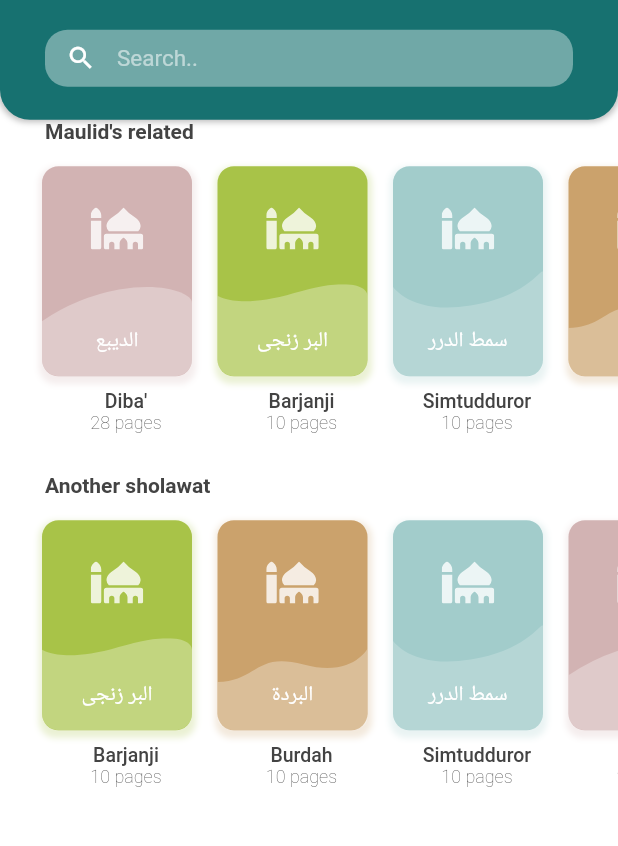
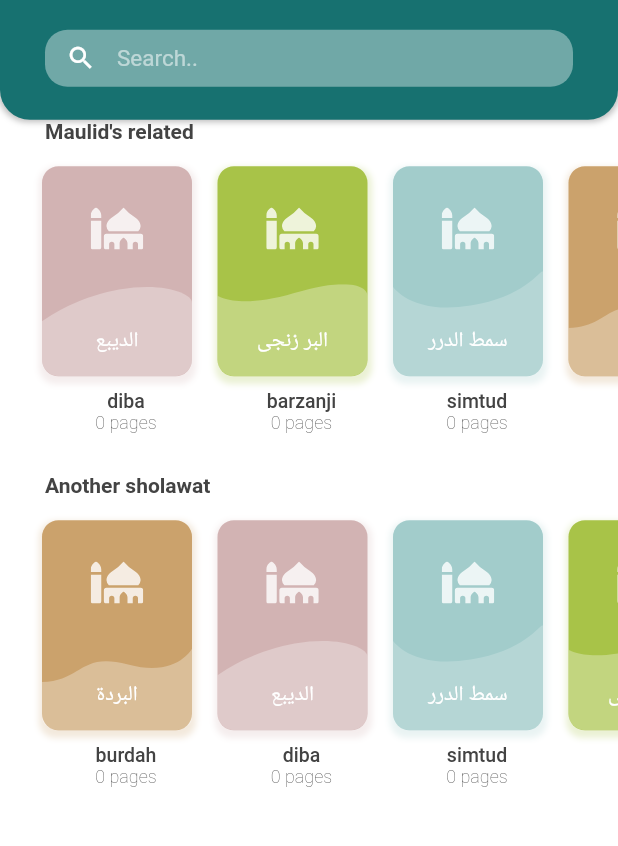
Before and after one commit to maztohir/millad, a Flutter app: the screen it shows after launch, on a phone screen of 412 x 824 dp, the part 115-961 px from its top. Run offline on Flutter 3.47's test engine with Material 2 defaults, Android fonts, the phone set to English and light mode, and no system bars; our stand-ins replace flutter_html, flutter_svg, shared_preferences, simple_animations; Roboto replaces fonts that are missing (Source Sans Pro).

```diff
--- /dev/null
+++ b/assets/books/barzanji/content.json
@@ -0,0 +1,42 @@
+[
+  {
+    "title": "أَبْتَدِئُ اْلإِمْلاَءَ",
+    "content_uri": "assets/books/barzanji/web1.html"
+  },
+  {
+    "title": "وَ بَعْدُ فَأَقُوْل",
+    "content_uri": "assets/books/barzanji/web2.html"
+  },
+  {
+    "title": "وَلَمَّا أَرَادَ اللهُ تَعَالَي",
+    "content_uri": "assets/books/barzanji/web3.html"
+  },
+  {
+    "title": "وَلَمَّا تَمَّ مِنْ حَمْلِهِ",
+    "content_uri": "assets/books/barzanji/web4.html"
+  },
+  {
+    "title": "وَبَرَزَ وَاضِعًا يَدَيْهِ",
+    "content_uri": "assets/books/barzanji/web5.html"
+  },
+  {
+    "title": "وَظَهَرَ عِنْدَ وِلَادَتِهِ",
+    "content_uri": "assets/books/barzanji/web6.html"
+  },
+  {
+    "title": "وَأَرْضَعَتْهُ أُمُّهُ أَيَّاماً",
+    "content_uri": "assets/books/barzanji/web7.html"
+  },
+  {
+    "title": "وَكَانَ يَشُبُّ",
+    "content_uri": "assets/books/barzanji/web8.html"
+  },
+  {
+    "title": "وَلمَّا بَلَغَ أَرْبَعَ سِنِيْنَ",
+    "content_uri": "assets/books/barzanji/web9.html"
+  },
+  {
+    "title": "وَلَمَّا بَلَغَ خَمْساً وَعِشْرِيْنَ",
+    "content_uri": "assets/books/barzanji/web10.html"
+  }
+]
--- /dev/null
+++ b/assets/books/simtud/content.json
@@ -0,0 +1,42 @@
+[
+  {
+    "title": "يا رَبِّ صَـلِّ عَلَى مُحَمَّد أَشْرَف بَدْرٍ فِي الْكَوْنِ اَشْرَقْ",
+    "content_uri": "assets/books/simtud/web1.html"
+  },
+  {
+    "title": "اَلْحَمْدُ لِلّهِ الْقَوِيِّ سُلْطَانُهْ",
+    "content_uri": "assets/books/simtud/web2.html"
+  },
+  {
+    "title": "تَجَلَّى الْحَقُّ فِي عَالَمِ قُدْسِهِ الْوَاسِعْ",
+    "content_uri": "assets/books/simtud/web3.html"
+  },
+  {
+    "title": "وَاَشْهَدُ اَنْ لا اِلهَ اِلا اللّهُ وَحْدَه لا شَرِيْكَ لَه شَهَادَةً يُعْرِبُ بِهَا اللِّسَانْ",
+    "content_uri": "assets/books/simtud/web4.html"
+  },
+  {
+    "title": "اَمَّا بَعْدُ فَلَمَّا تَعَلَّقَت إِرَادَةُ اللّهِ فِيْ الْعِلْم الْقَدِيمْ",
+    "content_uri": "assets/books/simtud/web5.html"
+  },
+  {
+    "title": "وَقَدْ آنَ لِلْقَلَمِ اَنْ يَخُطَّ مَا حَرَّكَتْهُ فِيْهِ الْأَنَامِلْ",
+    "content_uri": "assets/books/simtud/web6.html"
+  },
+  {
+    "title": "وَمُنْذُ عَلِقَتْ بِه هذِهِ الدُّرَّةُ الْمَكْنُوْنَةْ",
+    "content_uri": "assets/books/simtud/web7.html"
+  },
+  {
+    "title": "فَحِيْنَ قَرُبَ اَوَانُ وَضْعُ هذَا الْحَبِيبْ",
+    "content_uri": "assets/books/simtud/web8.html"
+  },
+  {
+    "title": "أَشْرَقَ الْكَوْنُ ابْتِهَاجًـا",
+    "content_uri": "assets/books/simtud/web9.html"
+  },
+  {
+    "title": "Accordion Title",
+    "content_uri": "assets/books/simtud/web10.html"
+  }
+]
--- a/lib/model/book.dart
+++ b/lib/model/book.dart
@@ -1,4 +1,7 @@
+import 'dart:convert';
+
 import 'package:flutter/material.dart';
+import 'package:flutter/services.dart';
 
 import 'content.dart';
 import '../storage/palette.dart';
@@ -8,12 +11,13 @@ class BookModel {
   String description;
   int id;
   String arabTitle;
+  String contentUri;
   int lastIndex;
 
   List<ContentModel> contents;
 
-  BookModel(this.id, this.title, this.description,
-      {this.arabTitle, this.contents});
+  BookModel(this.id, this.title,
+      {this.description, this.arabTitle, this.contents, this.contentUri});
 
   factory BookModel.fromJson(Map<String, dynamic> json) {
     var list = json['contents'] as List;
@@ -23,14 +27,23 @@ class BookModel {
     return BookModel(
       json['id'],
       json['title'],
-      json['description'],
+      description: json['description'],
       arabTitle: json['arab_title'],
       contents: contentList,
     );
   }
 
+  Future<void> loadContent() async {
+    String contentStr = await rootBundle.loadString(this.contentUri);
+    List<dynamic> contentList = jsonDecode(contentStr) as List;
+    List<ContentModel> contents =
+        contentList.map((i) => ContentModel.fromJson(i)).toList();
+    this.contents = contents;
+  }
+
   int get totalPage {
-    return this.contents.length ?? 0;
+    if (this.contents != null) return this.contents.length;
+    return 0;
   }
 
   getColor() {
--- a/lib/page/home.dart
+++ b/lib/page/home.dart
@@ -15,22 +15,22 @@ import '../component/EmptySpace.dart';
 import '../component/particles.dart';
 
 class Home extends StatefulWidget {
-  final List<BookModel> books = []; //BookStorage().books();
-  final List<BookModel> shuffleBooks = []; //BookStorage().books()..shuffle();
+  final List<BookModel> maulidBooks = BookStorage().maulidBoooks;
+  final List<BookModel> otherBooks = BookStorage().otherBooks;
 
   final RecentPageStorage recentPageStorage = RecentPageStorage();
 
   @override
   HomeState createState() {
-    return HomeState(books, shuffleBooks);
+    return HomeState(maulidBooks, otherBooks);
   }
 }
 
 class HomeState extends State<Home> with SingleTickerProviderStateMixin {
-  List<BookModel> books = [];
-  List<BookModel> shuffleBooks = [];
+  List<BookModel> maulidBooks = [];
+  List<BookModel> otherBooks = [];
 
-  HomeState(this.books, this.shuffleBooks);
+  HomeState(this.maulidBooks, this.otherBooks);
 
   @override
   void initState() {
@@ -39,11 +39,14 @@ class HomeState extends State<Home> with SingleTickerProviderStateMixin {
   }
 
   Future<void> loadBook() async {
-    List<BookModel> books = await BookStorage().books();
-    widget.books.addAll(books);
-    widget.shuffleBooks.addAll(books..shuffle());
-    print(books[0].arabTitle);
-    setState(() {});
+    widget.maulidBooks.forEach((element) {
+      element.loadContent();
+    });
+    widget.otherBooks.forEach((element) {
+      element.loadContent();
+    });
+    this.maulidBooks = widget.maulidBooks;
+    this.otherBooks = widget.otherBooks;
   }
 
   @override
@@ -124,8 +127,8 @@ class HomeState extends State<Home> with SingleTickerProviderStateMixin {
   }
 
   _updateBookScreen(String value) {
-    books = _filter(widget.books, value);
-    shuffleBooks = _filter(widget.shuffleBooks, value);
+    this.maulidBooks = _filter(widget.maulidBooks, value);
+    this.otherBooks = _filter(widget.otherBooks, value);
     setState(() {});
   }
 
@@ -168,13 +171,13 @@ class HomeState extends State<Home> with SingleTickerProviderStateMixin {
   Widget _recentBookBuilder(BuildContext context) {
     print('I called again');
     return FutureBuilder(
-        future: widget.recentPageStorage.getRecentPages(widget.books),
+        future: widget.recentPageStorage.getRecentPages(widget.maulidBooks),
         builder:
             (BuildContext context, AsyncSnapshot<List<BookModel>> snapshot) {
           if (snapshot.connectionState == ConnectionState.done) {
-            if (snapshot.data == null) {
-              return Container();
-            }
+            // if (snapshot.data == null) {
+            //   return Container();
+            // }
             if (snapshot.data.length > 0) {
               return Container(
                 margin: EdgeInsets.only(top: 20.0),
@@ -355,9 +358,9 @@ class HomeState extends State<Home> with SingleTickerProviderStateMixin {
       scrollDirection: Axis.vertical,
       physics: BouncingScrollPhysics(),
       children: [
-        _bookListHolder(context, "Maulid's related", books),
+        _bookListHolder(context, "Maulid's related", this.maulidBooks),
         EmptySpace(height: 10.0),
-        _bookListHolder(context, "Another sholawat", shuffleBooks)
+        _bookListHolder(context, "Another sholawat", this.otherBooks)
       ],
     );
   }
--- a/lib/storage/book.dart
+++ b/lib/storage/book.dart
@@ -1,26 +1,53 @@
-import 'dart:convert';
-
-import 'package:flutter/services.dart';
 import '../model/book.dart';
 
 class BookStorage {
-  Future<List<BookModel>> books() async {
-    String dibaJson =
-        await rootBundle.loadString("assets/books/diba/structure.json");
-    BookModel diba = BookModel.fromJson(jsonDecode(dibaJson));
+  List<BookModel> get maulidBoooks {
+    return [
+      BookModel(0, 'diba',
+          arabTitle: "الديبع",
+          contentUri: "assets/books/diba/content.json",
+          description:
+              "Pengarangnya adalah Imam Wajihuddin Abdu Ar-Rahman bin Muhammad bin Umar bin Ali bin Yusuf bin Ahmad bin Umar ad-simtudi (866H-944H), beliau berasal Zabid, salah satu kota di Yaman."),
+      BookModel(1, 'barzanji',
+          arabTitle: "البر زنجى",
+          contentUri: "assets/books/barzanji/content.json",
+          description:
+              "Pengarangnya adalah Imam Wajihuddin Abdu Ar-Rahman bin Muhammad bin Umar bin Ali bin Yusuf bin Ahmad bin Umar ad-simtudi (866H-944H), beliau berasal Zabid, salah satu kota di Yaman."),
+      BookModel(2, 'simtud',
+          arabTitle: "سمط الدرر",
+          contentUri: "assets/books/simtud/content.json",
+          description:
+              "Pengarangnya adalah Imam Wajihuddin Abdu Ar-Rahman bin Muhammad bin Umar bin Ali bin Yusuf bin Ahmad bin Umar ad-simtudi (866H-944H), beliau berasal Zabid, salah satu kota di Yaman."),
+      BookModel(3, 'burdah',
+          arabTitle: "البردة",
+          contentUri: "assets/books/burdah/content.json",
+          description:
+              "Pengarangnya adalah Imam Wajihuddin Abdu Ar-Rahman bin Muhammad bin Umar bin Ali bin Yusuf bin Ahmad bin Umar ad-simtudi (866H-944H), beliau berasal Zabid, salah satu kota di Yaman."),
+    ];
+  }
 
-    String barzanjiJson =
-        await rootBundle.loadString("assets/books/barzanji/structure.json");
-    BookModel barzanji = BookModel.fromJson(jsonDecode(barzanjiJson));
-
-    String simtudJson =
-        await rootBundle.loadString("assets/books/simtud/structure.json");
-    BookModel simtud = BookModel.fromJson(jsonDecode(simtudJson));
-
-    String burdahJson =
-        await rootBundle.loadString("assets/books/burdah/structure.json");
-    BookModel burdah = BookModel.fromJson(jsonDecode(burdahJson));
-
-    return [diba, barzanji, simtud, burdah];
+  List<BookModel> get otherBooks {
+    return [
+      BookModel(3, 'burdah',
+          arabTitle: "البردة",
+          contentUri: "assets/books/burdah/content.json",
+          description:
+              "Pengarangnya adalah Imam Wajihuddin Abdu Ar-Rahman bin Muhammad bin Umar bin Ali bin Yusuf bin Ahmad bin Umar ad-simtudi (866H-944H), beliau berasal Zabid, salah satu kota di Yaman."),
+      BookModel(0, 'diba',
+          arabTitle: "الديبع",
+          contentUri: "assets/books/diba/content.json",
+          description:
+              "Pengarangnya adalah Imam Wajihuddin Abdu Ar-Rahman bin Muhammad bin Umar bin Ali bin Yusuf bin Ahmad bin Umar ad-simtudi (866H-944H), beliau berasal Zabid, salah satu kota di Yaman."),
+      BookModel(2, 'simtud',
+          arabTitle: "سمط الدرر",
+          contentUri: "assets/books/simtud/content.json",
+          description:
+              "Pengarangnya adalah Imam Wajihuddin Abdu Ar-Rahman bin Muhammad bin Umar bin Ali bin Yusuf bin Ahmad bin Umar ad-simtudi (866H-944H), beliau berasal Zabid, salah satu kota di Yaman."),
+      BookModel(1, 'barzanji',
+          arabTitle: "البر زنجى",
+          contentUri: "assets/books/barzanji/content.json",
+          description:
+              "Pengarangnya adalah Imam Wajihuddin Abdu Ar-Rahman bin Muhammad bin Umar bin Ali bin Yusuf bin Ahmad bin Umar ad-simtudi (866H-944H), beliau berasal Zabid, salah satu kota di Yaman."),
+    ];
   }
 }
```
Also changed, not shown: assets/books/barzanji/structure.json (deleted, +0 -48 lines), assets/books/burdah/content.json (added, +42 -0 lines), assets/books/burdah/structure.json (deleted, +0 -48 lines), assets/books/diba/content.json (added, +114 -0 lines), assets/books/diba/structure.json (deleted, +0 -120 lines), assets/books/simtud/structure.json (deleted, +0 -48 lines).
